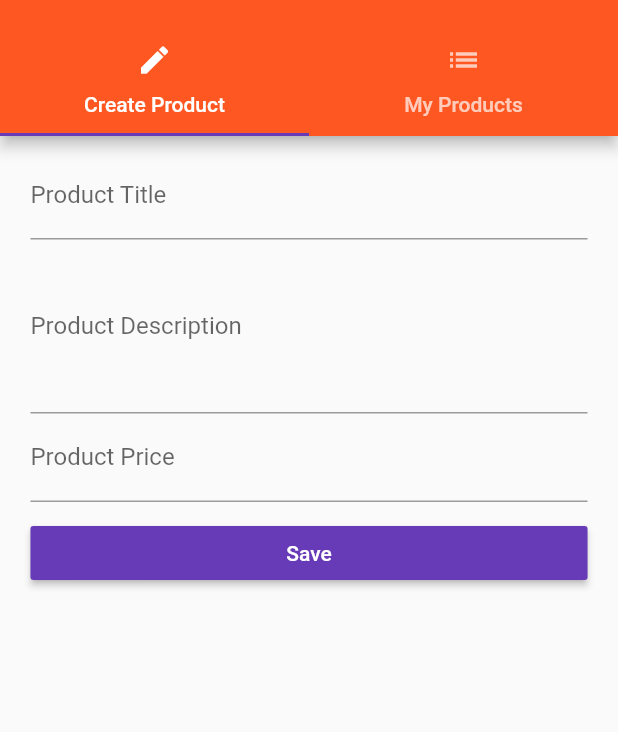
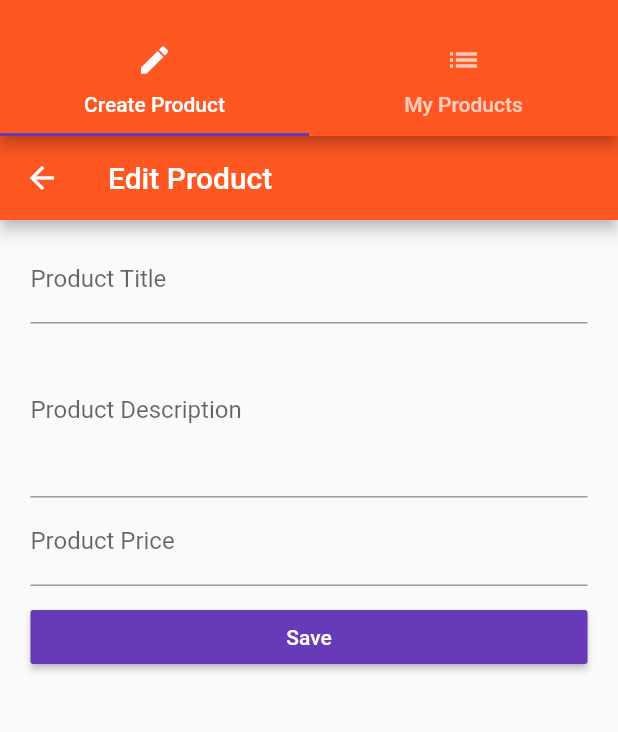
Before and after one commit to esirioneyibo/flutter-manage-products, a Flutter app: the ProductsAdminPage screen opened by its route, on a phone screen of 412 x 824 dp, the part 59-791 px from its top. Run offline on Flutter 3.47's test engine with Material 2 defaults, Android fonts, the phone set to English and light mode, and no system bars; our stand-ins replace shared_preferences; accounts and stored records are empty.

```diff
--- a/flutter_course/lib/main.dart
+++ b/flutter_course/lib/main.dart
@@ -26,11 +26,17 @@ class MyApp extends StatefulWidget {
 }
 
 class _MyAppState extends State<MyApp> {
+  final MainModel _model = MainModel();
+
+  @override
+  void initState() {
+    super.initState();
+  }
+
   @override
   Widget build(BuildContext context) {
-    final MainModel model = MainModel();
     return ScopedModel<MainModel>(
-      model: model,
+      model: _model,
       child: MaterialApp(
         // debugShowMaterialGrid: true,
         debugShowCheckedModeBanner: false,
@@ -42,10 +48,10 @@ class _MyAppState extends State<MyApp> {
             buttonColor: Colors.deepPurple),
         // home: AuthPage(),
         routes: {
-          '/admin': (BuildContext context) => ProductsAdminPage(model),
+          '/admin': (BuildContext context) => ProductsAdminPage(_model),
           // '/' is the same with home:, so if defined '/', we shouldn't use home: like above (home: AuthPage())
           '/': (BuildContext context) => AuthPage(),
-          '/products': (BuildContext context) => ProductsPage(model),
+          '/products': (BuildContext context) => ProductsPage(_model),
         },
         onGenerateRoute: (RouteSettings settings) {
           final List<String> pathElements =
@@ -58,7 +64,8 @@ class _MyAppState extends State<MyApp> {
           if (pathElements[1] == 'product') {
             // final int index = int.parse(pathElements[2]);
             final String productId = pathElements[2];
-            final Product product = model.allProducts.firstWhere((Product product) {
+            final Product product =
+                _model.allProducts.firstWhere((Product product) {
               return product.id == productId;
             });
             // because we want the product page will return boolean value so we have to use
@@ -83,7 +90,7 @@ class _MyAppState extends State<MyApp> {
         },
         onUnknownRoute: (RouteSettings settings) {
           return MaterialPageRoute(
-              builder: (BuildContext context) => ProductsPage(model));
+              builder: (BuildContext context) => ProductsPage(_model));
         },
       ),
     );
--- a/flutter_course/lib/pages/product_edit.dart
+++ b/flutter_course/lib/pages/product_edit.dart
@@ -23,7 +23,7 @@ class _ProductEditPageState extends State<ProductEditPage> {
   // final FocusNode _descriptionFocusNode = FocusNode();
   // final FocusNode _priceFocusNode = FocusNode();
 
-  TextFormField _buildTitleTextField(Product product) {
+  Widget _buildTitleTextField(Product product) {
     return TextFormField(
       initialValue: product == null ? '' : product.title,
       decoration: InputDecoration(labelText: 'Product Title'),
@@ -38,7 +38,7 @@ class _ProductEditPageState extends State<ProductEditPage> {
     );
   }
 
-  TextFormField _buildDescriptionTextField(Product product) {
+  Widget _buildDescriptionTextField(Product product) {
     return TextFormField(
       initialValue: product == null ? '' : product.description,
       maxLines: 4,
@@ -54,7 +54,7 @@ class _ProductEditPageState extends State<ProductEditPage> {
     );
   }
 
-  TextFormField _buildPriceTextField(Product product) {
+  Widget _buildPriceTextField(Product product) {
     return TextFormField(
       initialValue: product == null ? '' : product.price.toString(),
       decoration: InputDecoration(labelText: 'Product Price'),
@@ -88,7 +88,7 @@ class _ProductEditPageState extends State<ProductEditPage> {
     );
   }
 
-  GestureDetector _buildPageContent(BuildContext context, Product product) {
+  Widget _buildPageContent(BuildContext context, Product product) {
     final double deviceWidth = MediaQuery.of(context).size.width;
     final double targetWidth = deviceWidth > 550.0 ? 500.0 : deviceWidth * 0.95;
     final double targetPadding = deviceWidth - targetWidth;
@@ -178,9 +178,15 @@ class _ProductEditPageState extends State<ProductEditPage> {
       builder: (BuildContext context, Widget child, MainModel model) {
         final Widget pageContent =
             _buildPageContent(context, model.selectedProduct);
-        return model.selectedProductIndex == -1
-            ? pageContent
-            : Scaffold(
+        // return model.selectedProductIndex == -1
+        //     ? pageContent
+        //     : Scaffold(
+        //         appBar: AppBar(
+        //           title: Text('Edit Product'),
+        //         ),
+        //         body: pageContent,
+        //       );
+              return Scaffold(
                 appBar: AppBar(
                   title: Text('Edit Product'),
                 ),
--- a/flutter_course/pubspec.yaml
+++ b/flutter_course/pubspec.yaml
@@ -25,6 +25,7 @@ dependencies:
   cupertino_icons: ^0.1.2
   scoped_model: ^1.0.1
   http: ^0.12.0+2
+  shared_preferences: ^0.5.3+4
 
 dev_dependencies:
   flutter_test:
```
Also changed, not shown: flutter_course/lib/scoped_models/connected_products.dart (+8 -0 lines), flutter_course/pubspec.lock, 3 other files.
